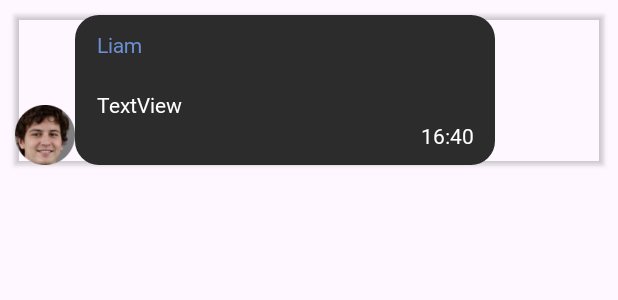
After one commit to NikitaYurkovskyi/SkillHub, an Android app: the layout chat_message.xml on its own in the app's theme, with its tools: preview values and no code run, on a phone screen of 412 x 824 dp. The commit adds this screen. Shown: the top 300 px of the screen. Run offline under Robolectric (Android 15) with nearby library versions, the phone set to English and light mode, and no system bars; network calls fail.

Commit message:
Get chat message

```diff
--- /dev/null
+++ b/mobile/app/src/main/res/drawable/rounded_chatting_header.xml
@@ -0,0 +1,5 @@
+<?xml version="1.0" encoding="utf-8"?>
+<shape xmlns:android="http://schemas.android.com/apk/res/android">
+    <corners android:radius="16dp" />
+    <solid android:color="#2D2C2C" />
+</shape>
--- /dev/null
+++ b/mobile/app/src/main/res/layout/chat_message.xml
@@ -0,0 +1,74 @@
+<?xml version="1.0" encoding="utf-8"?>
+<androidx.cardview.widget.CardView xmlns:android="http://schemas.android.com/apk/res/android"
+    xmlns:app="http://schemas.android.com/apk/res-auto"
+    xmlns:tools="http://schemas.android.com/tools"
+    android:layout_width="match_parent"
+    android:layout_height="wrap_content"
+    android:layout_margin="10dp"
+    android:background="@android:color/transparent"
+    app:cardBackgroundColor="@android:color/transparent">
+
+    <androidx.constraintlayout.widget.ConstraintLayout
+        android:layout_width="match_parent"
+        android:layout_height="wrap_content"
+        android:background="@android:color/transparent">
+
+        <ImageView
+            android:id="@+id/imageView13"
+            android:layout_width="40dp"
+            android:layout_height="40dp"
+            app:layout_constraintBottom_toBottomOf="parent"
+            app:layout_constraintStart_toStartOf="parent"
+            app:srcCompat="@drawable/chat_img" />
+
+        <androidx.constraintlayout.widget.ConstraintLayout
+            android:id="@+id/messageText"
+            android:layout_width="280dp"
+            android:layout_height="wrap_content"
+            android:background="@drawable/rounded_rectangle"
+            android:padding="10dp"
+            app:layout_constraintBottom_toBottomOf="parent"
+            app:layout_constraintStart_toEndOf="@+id/imageView13"
+            app:layout_constraintTop_toTopOf="parent">
+
+            <TextView
+                android:id="@+id/senderName"
+                android:layout_width="wrap_content"
+                android:layout_height="wrap_content"
+                android:layout_marginEnd="220dp"
+                android:fontFamily="@font/montserrat_regular"
+                android:text="Liam"
+                android:textColor="#6C8FD1"
+                android:textSize="14sp"
+                app:layout_constraintEnd_toEndOf="parent"
+                app:layout_constraintHorizontal_bias="0.48"
+                app:layout_constraintStart_toStartOf="parent"
+                app:layout_constraintTop_toTopOf="parent" />
+
+            <TextView
+                android:id="@+id/messageBody"
+                android:layout_width="wrap_content"
+                android:layout_height="wrap_content"
+                android:fontFamily="@font/montserrat_regular"
+                android:text="TextView"
+                android:textColor="#ffffff"
+                app:layout_constraintBottom_toBottomOf="parent"
+                app:layout_constraintStart_toStartOf="@+id/senderName"
+                app:layout_constraintTop_toBottomOf="@+id/senderName" />
+
+            <TextView
+                android:id="@+id/sendingTime"
+                android:layout_width="wrap_content"
+                android:layout_height="wrap_content"
+                android:layout_marginTop="1dp"
+                android:layout_marginEnd="4dp"
+                android:fontFamily="@font/montserrat_regular"
+                android:text="16:40"
+                android:textColor="#ffffff"
+                app:layout_constraintEnd_toEndOf="parent"
+                app:layout_constraintTop_toBottomOf="@+id/messageBody" />
+
+        </androidx.constraintlayout.widget.ConstraintLayout>
+
+    </androidx.constraintlayout.widget.ConstraintLayout>
+</androidx.cardview.widget.CardView>
```
Also changed, not shown: mobile/app/src/main/java/com/example/myapplication/adapter/ChatAdapter.kt (+7 -0 lines), mobile/app/src/main/java/com/example/myapplication/adapter/ChatMessageAdapter.kt (added, +62 -0 lines), mobile/app/src/main/java/com/example/myapplication/classes/Chat.kt (+46 -0 lines), mobile/app/src/main/java/com/example/myapplication/fragments/ChatsFragment.kt (+15 -9 lines), mobile/app/src/main/java/com/example/myapplication/fragments/ChattingFragment.kt (added, +105 -0 lines), mobile/app/src/main/java/com/example/myapplication/retrofit/MainApi.kt (+9 -0 lines), mobile/app/src/main/java/com/example/myapplication/retrofit/SingleChatModel.kt (added, +33 -0 lines), mobile/app/src/main/res/layout/chatting_fragment.xml (added, +177 -0 lines), mobile/app/src/main/res/layout/own_message.xml (added, +53 -0 lines), mobile/app/src/main/res/navigation/main_nav.xml (+14 -0 lines), mobile/app/src/main/res/drawable/send_message_btn.png (added).
